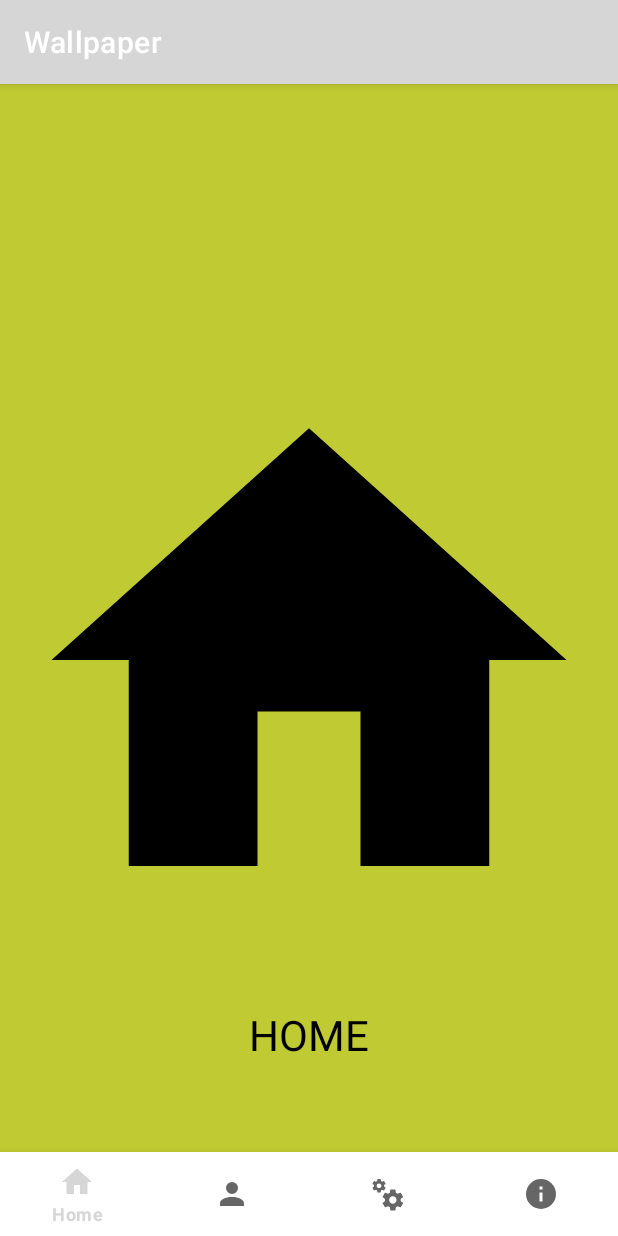
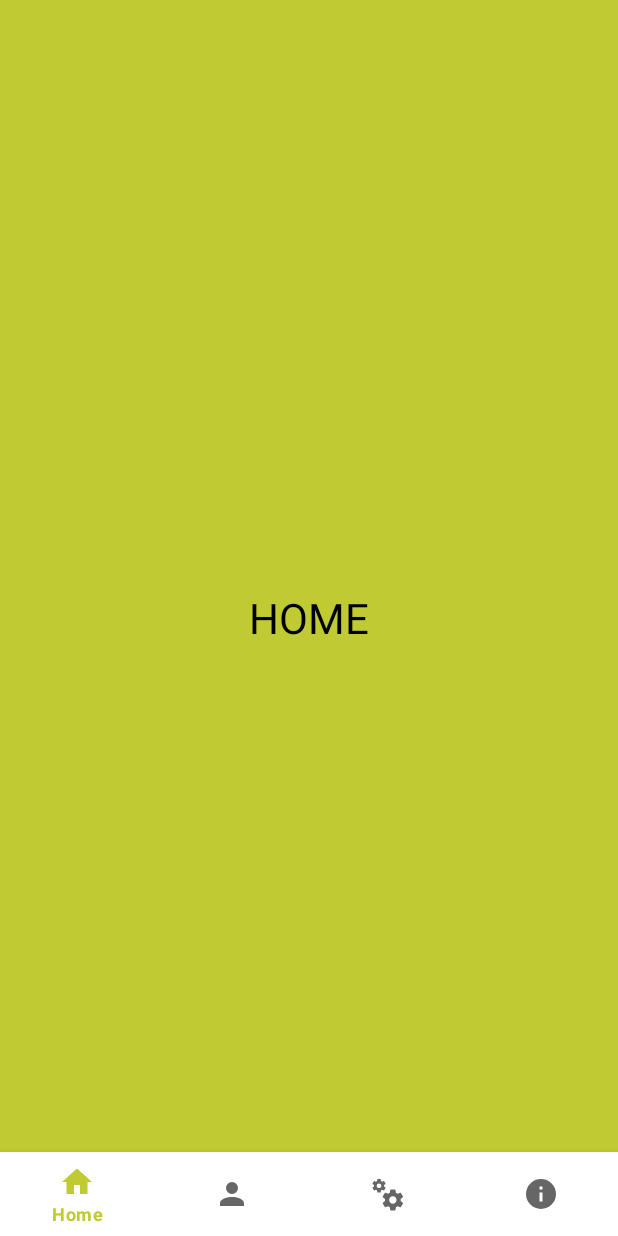
Before and after one commit to fekri86114/ApplicationProject, an Android app: the screen it shows after launch (MainActivity), on a phone screen of 412 x 824 dp. Run offline under Robolectric (Android 15) with nearby library versions, the phone set to English and light mode, and no system bars; our stand-ins replace navigation-ui.

Commit message:
complete app bottom navigation

```diff
--- a/app/src/main/java/com/app/org/MainActivity.java
+++ b/app/src/main/java/com/app/org/MainActivity.java
@@ -1,8 +1,17 @@
 package com.app.org;
 
-import androidx.appcompat.app.AppCompatActivity;
 
 import android.os.Bundle;
+import android.widget.Toast;
+
+import androidx.appcompat.app.AppCompatActivity;
+import androidx.navigation.NavController;
+
+import androidx.navigation.Navigation;
+
+import androidx.navigation.ui.NavigationUI;
+
+import com.google.android.material.bottomnavigation.BottomNavigationView;
 
 public class MainActivity extends AppCompatActivity {
 
@@ -10,5 +19,28 @@ public class MainActivity extends AppCompatActivity {
     protected void onCreate(Bundle savedInstanceState) {
         super.onCreate(savedInstanceState);
         setContentView(R.layout.activity_main);
+
+        BottomNavigationView bottomNavigationView = findViewById(R.id.bottom_navigation_view);
+//        NavController navController = Navigation.findNavController(this, R.id.nav_fragment);
+//        NavigationUI.setupWithNavController(bottomNavigationView, navController);
+//
+//        navController.addOnDestinationChangedListener((navController1, navDestination, bundle) -> {
+//            int id = navDestination.getId();
+//
+//            switch (id) {
+//                case R.id.nav_home:
+//                    Toast.makeText(MainActivity.this, "HOME", Toast.LENGTH_LONG).show();
+//                    break;
+//                case R.id.nav_profile:
+//                    Toast.makeText(MainActivity.this, "PROFILE", Toast.LENGTH_SHORT).show();
+//                    break;
+//                case R.id.nav_settings:
+//                    Toast.makeText(MainActivity.this, "SETTING", Toast.LENGTH_SHORT).show();
+//                    break;
+//                case R.id.nav_about_us:
+//                    Toast.makeText(MainActivity.this, "ABOUT US", Toast.LENGTH_SHORT).show();
+//                    break;
+//            }
+//        });
     }
 }
--- a/app/src/main/res/layout/activity_main.xml
+++ b/app/src/main/res/layout/activity_main.xml
@@ -12,7 +12,7 @@
         android:layout_width="match_parent"
         android:layout_height="match_parent"
         app:defaultNavHost="true"
-        app:layout_constraintBottom_toTopOf="@id/bottom_navigatin_view"
+        app:layout_constraintBottom_toTopOf="@id/bottom_navigation_view"
         app:layout_constraintEnd_toEndOf="parent"
         app:layout_constraintStart_toStartOf="parent"
         app:layout_constraintTop_toTopOf="parent"
@@ -20,7 +20,7 @@
 
 
     <com.google.android.material.bottomnavigation.BottomNavigationView
-        android:id="@+id/bottom_navigatin_view"
+        android:id="@+id/bottom_navigation_view"
         android:layout_width="0dp"
         android:layout_height="wrap_content"
         android:layout_marginStart="0dp"
@@ -28,6 +28,7 @@
         android:background="?android:attr/windowBackground"
         app:layout_constraintBottom_toBottomOf="parent"
         app:layout_constraintLeft_toLeftOf="parent"
+        app:labelVisibilityMode="selected"
         app:layout_constraintRight_toRightOf="parent"
         app:menu="@menu/nav_menu" />
 
--- a/app/src/main/res/layout/fragment_aboutus.xml
+++ b/app/src/main/res/layout/fragment_aboutus.xml
@@ -14,13 +14,7 @@
         android:gravity="center"
         android:text="@string/about_us"
         android:textColor="@color/primaryTextColor"
-        android:layout_marginTop="500dp"
         android:textSize="@dimen/text_size_xxlarge"/>
 
-    <androidx.appcompat.widget.AppCompatImageView
-        android:id="@+id/image_profile"
-        android:layout_width="match_parent"
-        android:layout_height="match_parent"
-        app:srcCompat="@drawable/ic_aboutus"/>
 
 </FrameLayout>
--- a/app/src/main/res/layout/fragment_home.xml
+++ b/app/src/main/res/layout/fragment_home.xml
@@ -14,12 +14,7 @@
         android:gravity="center"
         android:text="@string/Home"
         android:textColor="@color/primaryTextColor"
-        android:layout_marginTop="500dp"
         android:textSize="@dimen/text_size_xxlarge" />
-    <androidx.appcompat.widget.AppCompatImageView
-        android:id="@+id/image_profile"
-        android:layout_width="match_parent"
-        android:layout_height="match_parent"
-        app:srcCompat="@drawable/ic_home"/>
+
 
 </FrameLayout>
--- a/app/src/main/res/values-night/themes.xml
+++ b/app/src/main/res/values-night/themes.xml
@@ -1,14 +1,14 @@
 <resources xmlns:tools="http://schemas.android.com/tools">
     <!-- Base application theme. -->
-    <style name="Theme.Wallpaper" parent="Theme.MaterialComponents.DayNight.DarkActionBar">
+    <style name="Theme.Wallpaper" parent="Theme.MaterialComponents.DayNight.NoActionBar">
         <!-- Primary brand color. -->
-        <item name="colorPrimary">@color/purple_200</item>
-        <item name="colorPrimaryVariant">@color/purple_700</item>
-        <item name="colorOnPrimary">@color/black</item>
+        <item name="colorPrimary">@color/secondaryColor</item>
+        <item name="colorPrimaryVariant">@color/primaryColor</item>
+        <item name="colorOnPrimary">@color/White</item>
         <!-- Secondary brand color. -->
-        <item name="colorSecondary">@color/teal_200</item>
-        <item name="colorSecondaryVariant">@color/teal_200</item>
-        <item name="colorOnSecondary">@color/black</item>
+        <item name="colorSecondary">@color/primaryDarkColor</item>
+        <item name="colorSecondaryVariant">@color/primaryLightColor</item>
+        <item name="colorOnSecondary">@color/primaryTextColor</item>
         <!-- Status bar color. -->
         <item name="android:statusBarColor" tools:targetApi="l">?attr/colorPrimaryVariant</item>
         <!-- Customize your theme here. -->
--- a/app/src/main/res/values/colors.xml
+++ b/app/src/main/res/values/colors.xml
@@ -8,4 +8,5 @@
     <color name="secondaryDarkColor">#8c9900</color>
     <color name="primaryTextColor">#000000</color>
     <color name="secondaryTextColor">#000000</color>
+    <color name="White">#FFFFFF</color>
 </resources>
--- a/app/src/main/res/values/themes.xml
+++ b/app/src/main/res/values/themes.xml
@@ -1,14 +1,14 @@
 <resources xmlns:tools="http://schemas.android.com/tools">
     <!-- Base application theme. -->
-    <style name="Theme.Wallpaper" parent="Theme.MaterialComponents.DayNight.DarkActionBar">
+    <style name="Theme.Wallpaper" parent="Theme.MaterialComponents.DayNight.NoActionBar">
         <!-- Primary brand color. -->
-        <item name="colorPrimary">@color/purple_500</item>
-        <item name="colorPrimaryVariant">@color/purple_700</item>
-        <item name="colorOnPrimary">@color/white</item>
+        <item name="colorPrimary">@color/secondaryColor</item>
+        <item name="colorPrimaryVariant">@color/primaryColor</item>
+        <item name="colorOnPrimary">@color/White</item>
         <!-- Secondary brand color. -->
-        <item name="colorSecondary">@color/teal_200</item>
-        <item name="colorSecondaryVariant">@color/teal_700</item>
-        <item name="colorOnSecondary">@color/black</item>
+        <item name="colorSecondary">@color/primaryDarkColor</item>
+        <item name="colorSecondaryVariant">@color/primaryLightColor</item>
+        <item name="colorOnSecondary">@color/primaryTextColor</item>
         <!-- Status bar color. -->
         <item name="android:statusBarColor" tools:targetApi="l">?attr/colorPrimaryVariant</item>
         <!-- Customize your theme here. -->
```
Also changed, not shown: app/src/main/res/layout/fragment_profile.xml (+2 -6 lines), app/src/main/res/layout/fragment_setting.xml (+1 -6 lines).
